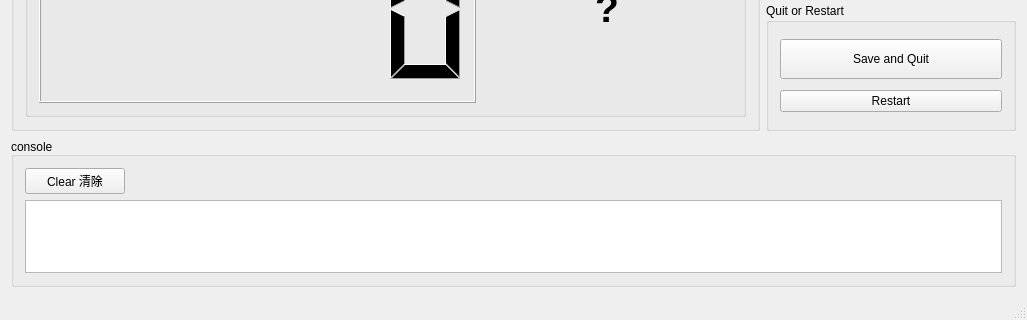
Qt form mainwindow.ui (RuanJG/desktopApp) before a commit; both pictures show x 0 to 1027 and y 419 to 739 of the 1027 by 739 pixel window.
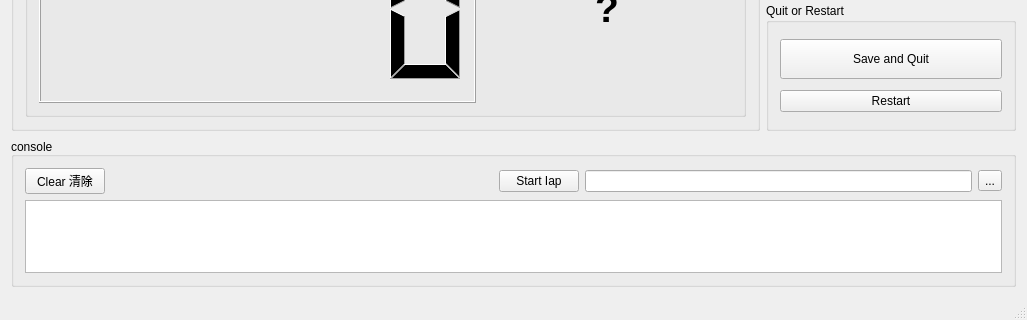
The same form after that commit.

```diff
--- a/mainwindow.ui
+++ b/mainwindow.ui
@@ -86,7 +86,7 @@
                      </size>
                     </property>
                     <property name="value" stdset="0">
-                     <double>0.002300000000000</double>
+                     <double>0.000000000000000</double>
                     </property>
                     <property name="intValue" stdset="0">
                      <number>0</number>
@@ -543,9 +543,9 @@
         <property name="alignment">
          <set>Qt::AlignBottom|Qt::AlignLeading|Qt::AlignLeft</set>
         </property>
-        <layout class="QGridLayout" name="gridLayout_4">
-         <item row="0" column="0">
-          <layout class="QVBoxLayout" name="verticalLayout">
+        <layout class="QVBoxLayout" name="verticalLayout">
+         <item>
+          <layout class="QHBoxLayout" name="horizontalLayout_9">
            <item>
             <widget class="QPushButton" name="ClearTextBrowButton">
              <property name="maximumSize">
@@ -560,17 +560,53 @@
             </widget>
            </item>
            <item>
-            <widget class="QTextBrowser" name="textBrowser">
+            <spacer name="horizontalSpacer">
+             <property name="orientation">
+              <enum>Qt::Horizontal</enum>
+             </property>
+             <property name="sizeHint" stdset="0">
+              <size>
+               <width>30</width>
+               <height>20</height>
+              </size>
+             </property>
+            </spacer>
+           </item>
+           <item>
+            <widget class="QPushButton" name="iapButton">
              <property name="maximumSize">
               <size>
-               <width>16777215</width>
+               <width>150</width>
                <height>16777215</height>
               </size>
              </property>
+             <property name="text">
+              <string>Start Iap</string>
+             </property>
+            </widget>
+           </item>
+           <item>
+            <widget class="QLineEdit" name="iapFilelineEdit"/>
+           </item>
+           <item>
+            <widget class="QToolButton" name="fileChooseButton">
+             <property name="text">
+              <string>...</string>
+             </property>
             </widget>
            </item>
           </layout>
          </item>
+         <item>
+          <widget class="QTextBrowser" name="textBrowser">
+           <property name="maximumSize">
+            <size>
+             <width>16777215</width>
+             <height>16777215</height>
+            </size>
+           </property>
+          </widget>
+         </item>
         </layout>
        </widget>
       </item>
```
